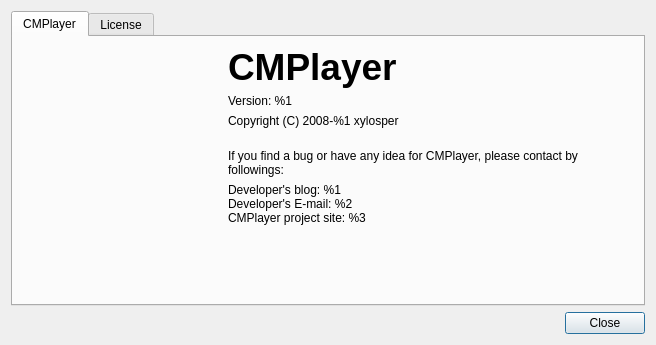
This is src/cmplayer/ui/aboutdialog.ui in bylee20/cmplayer-kldp.net as Qt 5 draws it before an edit. The edited form follows.
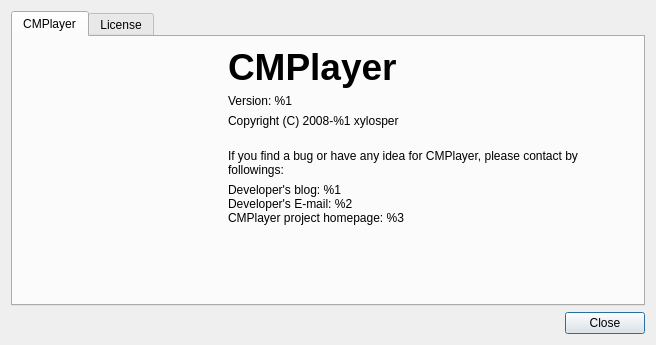
This is the edited form. Icons and pictures are not drawn.

```diff
--- a/src/cmplayer/ui/aboutdialog.ui
+++ b/src/cmplayer/ui/aboutdialog.ui
@@ -136,7 +136,7 @@
            <property name="text">
             <string>Developer's blog: %1
 Developer's E-mail: %2
-CMPlayer project site: %3</string>
+CMPlayer project homepage: %3</string>
            </property>
           </widget>
          </item>
```
